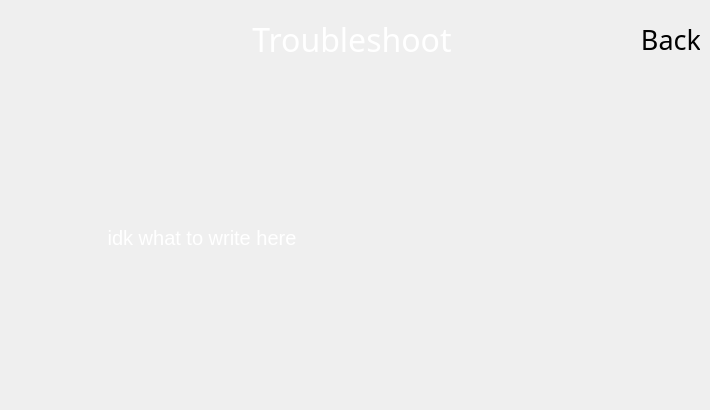
First picture: the form in BlocksScreen/lib/ui/utilitiesStackedWidget.ui, repository BlocksTechnology/BlocksScreen, before the edit.
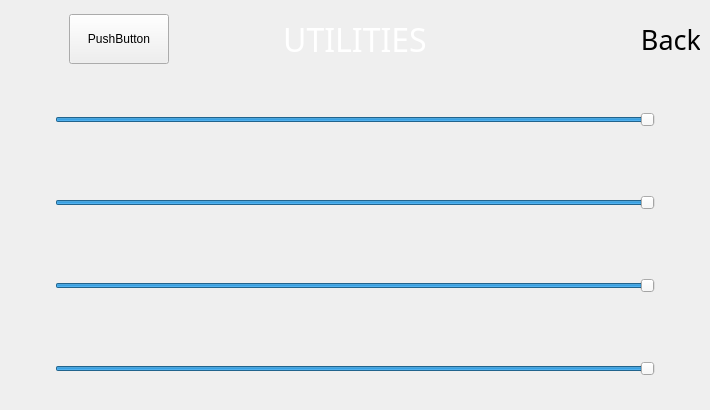
Second picture: the form after the edit. The open tabs and pages were chosen to show the change. Custom widgets are drawn as their Qt base class.

Commit message: ADD: turned troubleshoot page into a widget where it can be used everwhere

What changed in the file:
```diff
--- a/BlocksScreen/lib/ui/utilitiesStackedWidget.ui
+++ b/BlocksScreen/lib/ui/utilitiesStackedWidget.ui
@@ -3495,207 +3495,6 @@
     </item>
    </layout>
   </widget>
-  <widget class="QWidget" name="troulbeshoot_page">
-   <layout class="QVBoxLayout" name="verticalLayout">
-    <item>
-     <layout class="QHBoxLayout" name="tb_header_layout">
-      <item>
-       <spacer name="horizontalSpacer_11">
-        <property name="orientation">
-         <enum>Qt::Horizontal</enum>
-        </property>
-        <property name="sizeType">
-         <enum>QSizePolicy::Minimum</enum>
-        </property>
-        <property name="sizeHint" stdset="0">
-         <size>
-          <width>60</width>
-          <height>60</height>
-         </size>
-        </property>
-       </spacer>
-      </item>
-      <item>
-       <spacer name="horizontalSpacer_12">
-        <property name="orientation">
-         <enum>Qt::Horizontal</enum>
-        </property>
-        <property name="sizeType">
-         <enum>QSizePolicy::Expanding</enum>
-        </property>
-        <property name="sizeHint" stdset="0">
-         <size>
-          <width>139</width>
-          <height>60</height>
-         </size>
-        </property>
-       </spacer>
-      </item>
-      <item>
-       <widget class="QLabel" name="tb_tittle">
-        <property name="minimumSize">
-         <size>
-          <width>0</width>
-          <height>60</height>
-         </size>
-        </property>
-        <property name="maximumSize">
-         <size>
-          <width>16777215</width>
-          <height>60</height>
-         </size>
-        </property>
-        <property name="font">
-         <font>
-          <family>Momcake</family>
-          <pointsize>24</pointsize>
-         </font>
-        </property>
-        <property name="styleSheet">
-         <string notr="true">background: transparent; color: white;</string>
-        </property>
-        <property name="text">
-         <string>Troubleshoot</string>
-        </property>
-        <property name="alignment">
-         <set>Qt::AlignCenter</set>
-        </property>
-        <property name="class" stdset="0">
-         <string>title_text</string>
-        </property>
-       </widget>
-      </item>
-      <item>
-       <spacer name="horizontalSpacer_13">
-        <property name="orientation">
-         <enum>Qt::Horizontal</enum>
-        </property>
-        <property name="sizeType">
-         <enum>QSizePolicy::Expanding</enum>
-        </property>
-        <property name="sizeHint" stdset="0">
-         <size>
-          <width>0</width>
-          <height>60</height>
-         </size>
-        </property>
-       </spacer>
-      </item>
-      <item>
-       <widget class="IconButton" name="tb_back_btn">
-        <property name="sizePolicy">
-         <sizepolicy hsizetype="MinimumExpanding" vsizetype="MinimumExpanding">
-          <horstretch>0</horstretch>
-          <verstretch>0</verstretch>
-         </sizepolicy>
-        </property>
-        <property name="minimumSize">
-         <size>
-          <width>60</width>
-          <height>60</height>
-         </size>
-        </property>
-        <property name="maximumSize">
-         <size>
-          <width>60</width>
-          <height>60</height>
-         </size>
-        </property>
-        <property name="font">
-         <font>
-          <family>Momcake</family>
-          <pointsize>20</pointsize>
-          <italic>false</italic>
-          <stylestrategy>PreferAntialias</stylestrategy>
-         </font>
-        </property>
-        <property name="mouseTracking">
-         <bool>false</bool>
-        </property>
-        <property name="tabletTracking">
-         <bool>true</bool>
-        </property>
-        <property name="contextMenuPolicy">
-         <enum>Qt::NoContextMenu</enum>
-        </property>
-        <property name="layoutDirection">
-         <enum>Qt::LeftToRight</enum>
-        </property>
-        <property name="styleSheet">
-         <string notr="true"/>
-        </property>
-        <property name="text">
-         <string>Back</string>
-        </property>
-        <property name="autoDefault">
-         <bool>false</bool>
-        </property>
-        <property name="flat">
-         <bool>true</bool>
-        </property>
-        <property name="class" stdset="0">
-         <string>menu_btn</string>
-        </property>
-        <property name="button_type" stdset="0">
-         <string>icon</string>
-        </property>
-        <property name="icon_pixmap" stdset="0">
-         <pixmap resource="resources/icon_resources.qrc">:/ui/media/btn_icons/back.svg</pixmap>
-        </property>
-       </widget>
-      </item>
-     </layout>
-    </item>
-    <item>
-     <layout class="QHBoxLayout" name="horizontalLayout">
-      <item>
-       <layout class="QVBoxLayout" name="verticalLayout_10">
-        <item>
-         <widget class="QLabel" name="label_4">
-          <property name="sizePolicy">
-           <sizepolicy hsizetype="Expanding" vsizetype="Expanding">
-            <horstretch>0</horstretch>
-            <verstretch>0</verstretch>
-           </sizepolicy>
-          </property>
-          <property name="font">
-           <font>
-            <pointsize>15</pointsize>
-           </font>
-          </property>
-          <property name="styleSheet">
-           <string notr="true">color:white</string>
-          </property>
-          <property name="text">
-           <string>idk what to write here</string>
-          </property>
-          <property name="alignment">
-           <set>Qt::AlignCenter</set>
-          </property>
-         </widget>
-        </item>
-       </layout>
-      </item>
-      <item>
-       <widget class="QWidget" name="widget" native="true">
-        <property name="minimumSize">
-         <size>
-          <width>300</width>
-          <height>300</height>
-         </size>
-        </property>
-        <property name="autoFillBackground">
-         <bool>true</bool>
-        </property>
-        <property name="styleSheet">
-         <string notr="true">color:white</string>
-        </property>
-       </widget>
-      </item>
-     </layout>
-    </item>
-   </layout>
-  </widget>
  </widget>
  <customwidgets>
   <customwidget>
```
Left out of the diff: 6 changed lines with no effect on the pictures. The commit also changes 3 other files.
